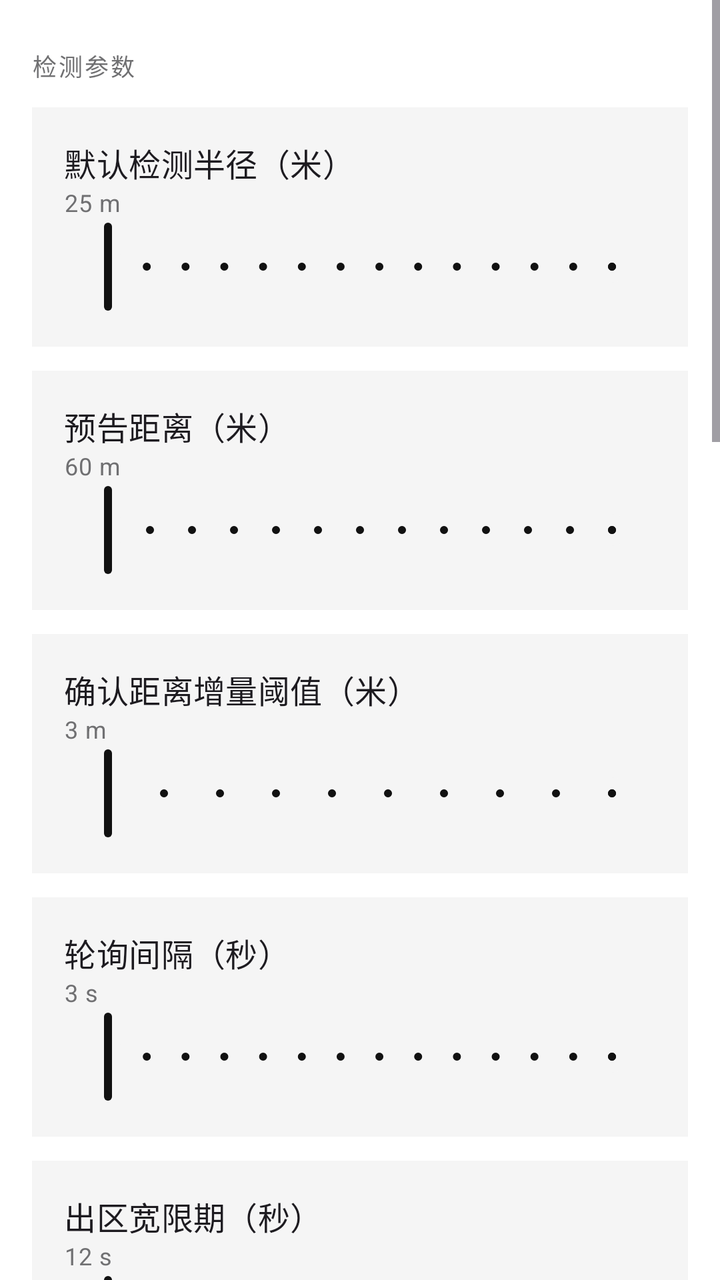
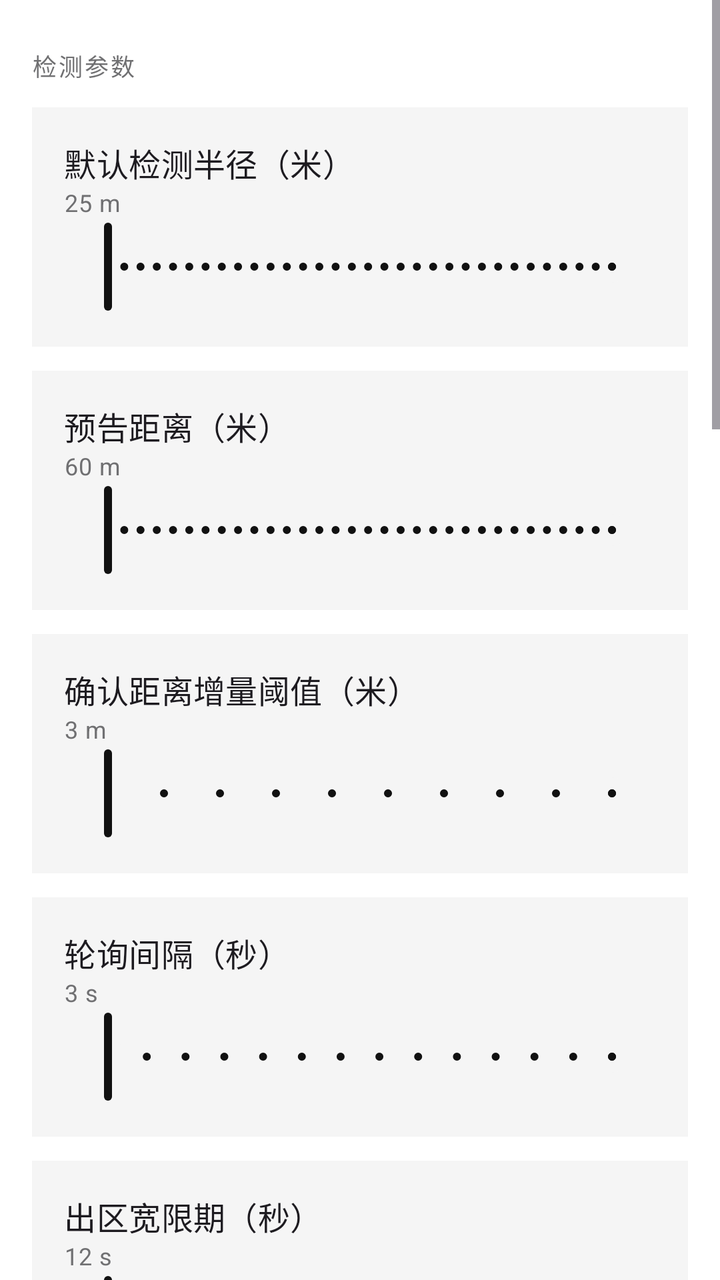

An Android layout rendered at two revisions. The XML below is the earlier revision; the diff shows what the commit changed to produce the second picture.
<!-- AndroidManifest.xml: application theme Theme.RunMate -->
<!-- res/layout/fragment_settings.xml -->
<?xml version="1.0" encoding="utf-8"?>
<LinearLayout xmlns:android="http://schemas.android.com/apk/res/android"
    xmlns:app="http://schemas.android.com/apk/res-auto"
    android:layout_width="match_parent"
    android:layout_height="match_parent"
    android:orientation="vertical"
    android:background="?android:colorBackground">


    <ScrollView
        android:layout_width="match_parent"
        android:layout_height="match_parent"
        android:fillViewport="true">

        <LinearLayout
            android:layout_width="match_parent"
            android:layout_height="wrap_content"
            android:orientation="vertical"
            android:padding="16dp">

            <TextView style="@style/TextAppearance.RunMate.Label"
                android:layout_width="match_parent" android:layout_height="wrap_content"
                android:layout_marginTop="8dp" android:text="@string/pref_detect" />

            
            <LinearLayout android:orientation="vertical"
                android:layout_width="match_parent" android:layout_height="wrap_content"
                android:background="?attr/colorSurfaceVariant" android:layout_marginTop="12dp"
                android:padding="16dp">
                <TextView android:layout_width="match_parent" android:layout_height="wrap_content"
                    android:textAppearance="?attr/textAppearanceTitleMedium"
                    android:text="@string/pref_default_radius" />
                <TextView android:id="@+id/tvRadius" android:layout_width="match_parent"
                    android:layout_height="wrap_content" android:textAppearance="?attr/textAppearanceBodySmall"
                    android:textColor="?attr/colorOnSurfaceVariant" android:text="25 m" />
                <com.google.android.material.slider.Slider
                    android:id="@+id/sliderRadius" android:layout_width="match_parent"
                    android:layout_height="wrap_content" android:valueFrom="15" android:valueTo="80"
                    android:stepSize="5" />
            </LinearLayout>

            
            <LinearLayout android:orientation="vertical"
                android:layout_width="match_parent" android:layout_height="wrap_content"
                android:background="?attr/colorSurfaceVariant" android:layout_marginTop="12dp"
                android:padding="16dp">
                <TextView android:layout_width="match_parent" android:layout_height="wrap_content"
                    android:textAppearance="?attr/textAppearanceTitleMedium"
                    android:text="@string/pref_approach" />
                <TextView android:id="@+id/tvApproach" android:layout_width="match_parent"
                    android:layout_height="wrap_content" android:textAppearance="?attr/textAppearanceBodySmall"
                    android:textColor="?attr/colorOnSurfaceVariant" android:text="60 m" />
                <com.google.android.material.slider.Slider
                    android:id="@+id/sliderApproach" android:layout_width="match_parent"
                    android:layout_height="wrap_content" android:valueFrom="30" android:valueTo="150"
                    android:stepSize="10" />
            </LinearLayout>

            
            <LinearLayout android:orientation="vertical"
                android:layout_width="match_parent" android:layout_height="wrap_content"
                android:background="?attr/colorSurfaceVariant" android:layout_marginTop="12dp"
                android:padding="16dp">
                <TextView android:layout_width="match_parent" android:layout_height="wrap_content"
                    android:textAppearance="?attr/textAppearanceTitleMedium"
                    android:text="@string/pref_confirm_delta" />
                <TextView android:id="@+id/tvDelta" android:layout_width="match_parent"
                    android:layout_height="wrap_content" android:textAppearance="?attr/textAppearanceBodySmall"
                    android:textColor="?attr/colorOnSurfaceVariant" android:text="3 m" />
                <com.google.android.material.slider.Slider
                    android:id="@+id/sliderDelta" android:layout_width="match_parent"
                    android:layout_height="wrap_content" android:valueFrom="1" android:valueTo="10"
                    android:stepSize="1" />
            </LinearLayout>

            
            <LinearLayout android:orientation="vertical"
                android:layout_width="match_parent" android:layout_height="wrap_content"
                android:background="?attr/colorSurfaceVariant" android:layout_marginTop="12dp"
                android:padding="16dp">
                <TextView android:layout_width="match_parent" android:layout_height="wrap_content"
                    android:textAppearance="?attr/textAppearanceTitleMedium"
                    android:text="@string/pref_poll_interval" />
                <TextView android:id="@+id/tvPoll" android:layout_width="match_parent"
                    android:layout_height="wrap_content" android:textAppearance="?attr/textAppearanceBodySmall"
                    android:textColor="?attr/colorOnSurfaceVariant" android:text="3 s" />
                <com.google.android.material.slider.Slider
                    android:id="@+id/sliderPoll" android:layout_width="match_parent"
                    android:layout_height="wrap_content" android:valueFrom="2" android:valueTo="15"
                    android:stepSize="1" />
            </LinearLayout>

            
            <LinearLayout android:orientation="vertical"
                android:layout_width="match_parent" android:layout_height="wrap_content"
                android:background="?attr/colorSurfaceVariant" android:layout_marginTop="12dp"
                android:padding="16dp">
                <TextView android:layout_width="match_parent" android:layout_height="wrap_content"
                    android:textAppearance="?attr/textAppearanceTitleMedium"
                    android:text="@string/pref_grace" />
                <TextView android:id="@+id/tvGrace" android:layout_width="match_parent"
                    android:layout_height="wrap_content" android:textAppearance="?attr/textAppearanceBodySmall"
                    android:textColor="?attr/colorOnSurfaceVariant" android:text="12 s" />
                <com.google.android.material.slider.Slider
                    android:id="@+id/sliderGrace" android:layout_width="match_parent"
                    android:layout_height="wrap_content" android:valueFrom="5" android:valueTo="40"
                    android:stepSize="5" />
            </LinearLayout>

            <TextView style="@style/TextAppearance.RunMate.Label"
                android:layout_width="match_parent" android:layout_height="wrap_content"
                android:layout_marginTop="24dp" android:text="@string/pref_alert" />

            <LinearLayout android:orientation="horizontal" android:gravity="center_vertical"
                android:layout_width="match_parent" android:layout_height="wrap_content"
                android:background="?attr/colorSurfaceVariant" android:layout_marginTop="12dp"
                android:paddingHorizontal="16dp" android:paddingVertical="8dp">
                <LinearLayout android:orientation="vertical" android:layout_width="0dp"
                    android:layout_weight="1" android:layout_height="wrap_content">
                    <TextView android:layout_width="match_parent" android:layout_height="wrap_content"
                        android:textAppearance="?attr/textAppearanceTitleMedium" android:text="@string/pref_tts" />
                    <TextView android:layout_width="match_parent" android:layout_height="wrap_content"
                        android:textAppearance="?attr/textAppearanceBodySmall"
                        android:textColor="?attr/colorOnSurfaceVariant" android:text="经耳机/扬声器播报状态" />
                </LinearLayout>
                <com.google.android.material.materialswitch.MaterialSwitch
                    android:id="@+id/swTts" android:layout_width="wrap_content" android:layout_height="wrap_content" />
            </LinearLayout>

            <LinearLayout android:orientation="horizontal" android:gravity="center_vertical"
                android:layout_width="match_parent" android:layout_height="wrap_content"
                android:background="?attr/colorSurfaceVariant" android:layout_marginTop="8dp"
                android:paddingHorizontal="16dp" android:paddingVertical="8dp">
                <LinearLayout android:orientation="vertical" android:layout_width="0dp"
                    android:layout_weight="1" android:layout_height="wrap_content">
                    <TextView android:layout_width="match_parent" android:layout_height="wrap_content"
                        android:textAppearance="?attr/textAppearanceTitleMedium" android:text="@string/pref_chime" />
                    <TextView android:layout_width="match_parent" android:layout_height="wrap_content"
                        android:textAppearance="?attr/textAppearanceBodySmall"
                        android:textColor="?attr/colorOnSurfaceVariant" android:text="短促提示音" />
                </LinearLayout>
                <com.google.android.material.materialswitch.MaterialSwitch
                    android:id="@+id/swChime" android:layout_width="wrap_content" android:layout_height="wrap_content" />
            </LinearLayout>

            <LinearLayout android:orientation="horizontal" android:gravity="center_vertical"
                android:layout_width="match_parent" android:layout_height="wrap_content"
                android:background="?attr/colorSurfaceVariant" android:layout_marginTop="8dp"
                android:paddingHorizontal="16dp" android:paddingVertical="8dp">
                <LinearLayout android:orientation="vertical" android:layout_width="0dp"
                    android:layout_weight="1" android:layout_height="wrap_content">
                    <TextView android:layout_width="match_parent" android:layout_height="wrap_content"
                        android:textAppearance="?attr/textAppearanceTitleMedium" android:text="@string/pref_vibrate" />
                    <TextView android:layout_width="match_parent" android:layout_height="wrap_content"
                        android:textAppearance="?attr/textAppearanceBodySmall"
                        android:textColor="?attr/colorOnSurfaceVariant" android:text="成功轻震·漏卡强震" />
                </LinearLayout>
                <com.google.android.material.materialswitch.MaterialSwitch
                    android:id="@+id/swVibrate" android:layout_width="wrap_content" android:layout_height="wrap_content" />
            </LinearLayout>

            <TextView style="@style/TextAppearance.RunMate.Label"
                android:layout_width="match_parent" android:layout_height="wrap_content"
                android:layout_marginTop="24dp" android:text="@string/pref_api" />

            <LinearLayout android:orientation="horizontal" android:gravity="center_vertical"
                android:layout_width="match_parent" android:layout_height="wrap_content"
                android:background="?attr/colorSurfaceVariant" android:layout_marginTop="12dp"
                android:paddingHorizontal="16dp" android:paddingVertical="8dp">
                <LinearLayout android:orientation="vertical" android:layout_width="0dp"
                    android:layout_weight="1" android:layout_height="wrap_content">
                    <TextView android:layout_width="match_parent" android:layout_height="wrap_content"
                        android:textAppearance="?attr/textAppearanceTitleMedium" android:text="@string/pref_api_enabled" />
                    <TextView android:layout_width="match_parent" android:layout_height="wrap_content"
                        android:textAppearance="?attr/textAppearanceBodySmall"
                        android:textColor="?attr/colorOnSurfaceVariant" android:text="@string/api_enabled_off" />
                </LinearLayout>
                <com.google.android.material.materialswitch.MaterialSwitch
                    android:id="@+id/swApi" android:layout_width="wrap_content" android:layout_height="wrap_content" />
            </LinearLayout>

            <TextView style="@style/TextAppearance.RunMate.Label"
                android:layout_width="match_parent" android:layout_height="wrap_content"
                android:layout_marginTop="24dp" android:text="@string/pref_map" />

            <LinearLayout android:orientation="vertical"
                android:layout_width="match_parent" android:layout_height="wrap_content"
                android:background="?attr/colorSurfaceVariant" android:layout_marginTop="12dp"
                android:padding="16dp">
                <TextView android:layout_width="match_parent" android:layout_height="wrap_content"
                    android:textAppearance="?attr/textAppearanceTitleMedium" android:text="@string/pref_tile" />
                <RadioGroup android:id="@+id/rgTile" android:orientation="horizontal"
                    android:layout_width="match_parent" android:layout_height="wrap_content"
                    android:layout_marginTop="8dp">
                    <com.google.android.material.radiobutton.MaterialRadioButton
                        android:id="@+id/rbTileSat" android:layout_width="wrap_content"
                        android:layout_height="wrap_content" android:text="@string/pref_tile_sat"
                        android:layout_weight="1" />
                    <com.google.android.material.radiobutton.MaterialRadioButton
                        android:id="@+id/rbTileStreet" android:layout_width="wrap_content"
                        android:layout_height="wrap_content" android:text="@string/pref_tile_street"
                        android:layout_weight="1" />
                </RadioGroup>
                <TextView android:layout_width="match_parent" android:layout_height="wrap_content"
                    android:layout_marginTop="12dp" android:textAppearance="?attr/textAppearanceTitleMedium"
                    android:text="@string/pref_coord" />
                <RadioGroup android:id="@+id/rgCoord" android:orientation="horizontal"
                    android:layout_width="match_parent" android:layout_height="wrap_content"
                    android:layout_marginTop="8dp">
                    <com.google.android.material.radiobutton.MaterialRadioButton
                        android:id="@+id/rbCoordWgs" android:layout_width="wrap_content"
                        android:layout_height="wrap_content" android:text="@string/pref_coord_wgs"
                        android:layout_weight="1" />
                    <com.google.android.material.radiobutton.MaterialRadioButton
                        android:id="@+id/rbCoordGcj" android:layout_width="wrap_content"
                        android:layout_height="wrap_content" android:text="@string/pref_coord_gcj"
                        android:layout_weight="1" />
                </RadioGroup>
            </LinearLayout>

            <TextView style="@style/TextAppearance.RunMate.Label"
                android:layout_width="match_parent" android:layout_height="wrap_content"
                android:layout_marginTop="24dp" android:text="@string/pref_update" />

            
            <com.google.android.material.button.MaterialButton
                android:id="@+id/btnUpdCheck" style="?attr/materialButtonOutlinedStyle"
                android:layout_width="match_parent" android:layout_height="wrap_content"
                android:layout_marginTop="12dp" android:text="@string/pref_upd_check_now" />

            
            <LinearLayout android:id="@+id/rowGithub"
                android:orientation="horizontal" android:gravity="center_vertical"
                android:layout_width="match_parent" android:layout_height="wrap_content"
                android:layout_marginTop="8dp"
                android:background="?attr/colorSurfaceVariant"
                android:paddingHorizontal="16dp" android:paddingVertical="12dp">
                <ImageView android:layout_width="22dp" android:layout_height="22dp"
                    android:src="@drawable/ic_github" android:contentDescription="@string/pref_github"
                    app:tint="?attr/colorOnSurface" />
                <LinearLayout android:orientation="vertical"
                    android:layout_width="0dp" android:layout_weight="1"
                    android:layout_height="wrap_content" android:layout_marginStart="12dp">
                    <TextView android:layout_width="match_parent" android:layout_height="wrap_content"
                        android:textAppearance="?attr/textAppearanceTitleMedium"
                        android:text="@string/pref_github" />
                    <TextView android:layout_width="match_parent" android:layout_height="wrap_content"
                        android:textAppearance="?attr/textAppearanceBodySmall"
                        android:textColor="?attr/colorOnSurfaceVariant"
                        android:text="@string/pref_github_sub" />
                </LinearLayout>
            </LinearLayout>

            <TextView style="@style/TextAppearance.RunMate.Label"
                android:layout_width="match_parent" android:layout_height="wrap_content"
                android:layout_marginTop="24dp" android:text="@string/pref_system" />

            <com.google.android.material.button.MaterialButton
                style="?attr/materialButtonOutlinedStyle" android:id="@+id/btnBattery"
                android:layout_width="match_parent" android:layout_height="wrap_content"
                android:layout_marginTop="12dp" android:text="@string/pref_battery" />

            
            <com.google.android.material.button.MaterialButton
                style="?attr/materialButtonOutlinedStyle" android:id="@+id/btnNotifSetting"
                android:layout_width="match_parent" android:layout_height="wrap_content"
                android:layout_marginTop="8dp" android:text="@string/pref_notif_setting" />

            <com.google.android.material.button.MaterialButton
                style="?attr/materialButtonOutlinedStyle" android:id="@+id/btnExport"
                android:layout_width="match_parent" android:layout_height="wrap_content"
                android:layout_marginTop="8dp" android:text="@string/pref_export" />
            <com.google.android.material.button.MaterialButton
                style="?attr/materialButtonOutlinedStyle" android:id="@+id/btnCrashLog"
                android:layout_width="match_parent" android:layout_height="wrap_content"
                android:layout_marginTop="8dp" android:text="@string/pref_crash_log" />

            <TextView android:id="@+id/tvAbout" android:layout_width="match_parent"
                android:layout_height="wrap_content" android:layout_marginTop="24dp"
                android:textAppearance="?attr/textAppearanceBodySmall"
                android:textColor="?attr/colorOnSurfaceVariant" />
        </LinearLayout>
    </ScrollView>
</LinearLayout>
<!-- resources referenced by this layout -->
<resources>
  <string name="api_enabled_off">关闭：出区即提示（无法判定漏卡）</string>
  <string name="pref_alert">提醒方式</string>
  <string name="pref_api">API 判定</string>
  <string name="pref_api_enabled">启用 API 判定</string>
  <string name="pref_approach">预告距离（米）</string>
  <string name="pref_battery">后台保底：电池优化白名单</string>
  <string name="pref_chime">提示音</string>
  <string name="pref_confirm_delta">确认距离增量阈值（米）</string>
  <string name="pref_coord">坐标显示制式</string>
  <string name="pref_coord_gcj">GCJ-02（高德）</string>
  <string name="pref_coord_wgs">WGS-84（GPS 原始）</string>
  <string name="pref_crash_log">查看崩溃日志（反馈问题用）</string>
  <string name="pref_default_radius">默认检测半径（米）</string>
  <string name="pref_detect">检测参数</string>
  <string name="pref_export">导出打卡点 JSON 到剪贴板</string>
  <string name="pref_github">GitHub 开源仓库</string>
  <string name="pref_github_sub">43aquarius/DUT-RunMate · 源码 / Issue 反馈 / 版本发布</string>
  <string name="pref_grace">出区宽限期（秒）</string>
  <string name="pref_map">地图与坐标</string>
  <string name="pref_notif_setting">打开系统通知设置（锁屏显示修复）</string>
  <string name="pref_poll_interval">轮询间隔（秒）</string>
  <string name="pref_system">系统</string>
  <string name="pref_tile">瓦片源</string>
  <string name="pref_tile_sat">卫星（高德）</string>
  <string name="pref_tile_street">街道（高德）</string>
  <string name="pref_tts">语音播报（耳机）</string>
  <string name="pref_upd_check_now">检查更新</string>
  <string name="pref_update">更新</string>
  <string name="pref_vibrate">震动</string>
  <style name="TextAppearance.RunMate.Label" parent="TextAppearance.Material3.LabelMedium">
          <item name="android:textColor">?attr/colorOnSurfaceVariant</item>
          <item name="android:letterSpacing">0.08</item>
      </style>
  <color name="md_primary">#FF111111</color>
  <color name="md_on_primary">#FFFFFFFF</color>
  <color name="md_primary_container">#FFE5E5E5</color>
  <color name="md_on_primary_container">#FF111111</color>
  <color name="md_secondary">#FF39393B</color>
  <color name="md_on_secondary">#FFFFFFFF</color>
  <color name="md_secondary_container">#FFF5F5F5</color>
  <color name="md_on_secondary_container">#FF39393B</color>
  <color name="md_tertiary">#FF1151FF</color>
  <color name="md_on_tertiary">#FFFFFFFF</color>
  <color name="md_tertiary_container">#FFD6E2FF</color>
  <color name="md_on_tertiary_container">#FF00308F</color>
  <color name="md_error">#FFD30005</color>
  <color name="md_on_error">#FFFFFFFF</color>
  <color name="md_error_container">#FFFFDAD4</color>
  <color name="md_on_error_container">#FF780700</color>
  <color name="md_background">#FFFFFFFF</color>
  <color name="md_on_background">#FF111111</color>
  <color name="md_surface">#FFFFFFFF</color>
  <color name="md_on_surface">#FF111111</color>
  <color name="md_surface_variant">#FFF5F5F5</color>
  <color name="md_on_surface_variant">#FF707072</color>
  <color name="md_outline">#FFCACACB</color>
  <color name="md_outline_variant">#FFE5E5E5</color>
  <!-- unchanged entries left out for length: 2 -->
</resources>

<!-- the commit's change to res/layout/fragment_settings.xml (unified diff, before → after) -->
@@ -33,10 +33,11 @@
                 <TextView android:id="@+id/tvRadius" android:layout_width="match_parent"
                     android:layout_height="wrap_content" android:textAppearance="?attr/textAppearanceBodySmall"
                     android:textColor="?attr/colorOnSurfaceVariant" android:text="25 m" />
+                
                 <com.google.android.material.slider.Slider
                     android:id="@+id/sliderRadius" android:layout_width="match_parent"
                     android:layout_height="wrap_content" android:valueFrom="15" android:valueTo="80"
-                    android:stepSize="5" />
+                    android:stepSize="1" />
             </LinearLayout>
 
             
@@ -50,10 +51,11 @@
                 <TextView android:id="@+id/tvApproach" android:layout_width="match_parent"
                     android:layout_height="wrap_content" android:textAppearance="?attr/textAppearanceBodySmall"
                     android:textColor="?attr/colorOnSurfaceVariant" android:text="60 m" />
+                
                 <com.google.android.material.slider.Slider
                     android:id="@+id/sliderApproach" android:layout_width="match_parent"
                     android:layout_height="wrap_content" android:valueFrom="30" android:valueTo="150"
-                    android:stepSize="10" />
+                    android:stepSize="1" />
             </LinearLayout>
 
             
@@ -158,6 +160,13 @@
                 <com.google.android.material.materialswitch.MaterialSwitch
                     android:id="@+id/swVibrate" android:layout_width="wrap_content" android:layout_height="wrap_content" />
             </LinearLayout>
+
+            
+            <com.google.android.material.button.MaterialButton
+                style="?attr/materialButtonOutlinedStyle"
+                android:id="@+id/btnTestAlert"
+                android:layout_width="match_parent" android:layout_height="wrap_content"
+                android:layout_marginTop="8dp" android:text="@string/pref_test_alert" />
 
             <TextView style="@style/TextAppearance.RunMate.Label"
                 android:layout_width="match_parent" android:layout_height="wrap_content"
<!-- resource entries referenced after the edit -->
@@ -22,6 +22,7 @@
   <string name="pref_notif_setting">打开系统通知设置（锁屏显示修复）</string>
   <string name="pref_poll_interval">轮询间隔（秒）</string>
   <string name="pref_system">系统</string>
+  <string name="pref_test_alert">测试提醒（语音+提示音+震动）</string>
   <string name="pref_tile">瓦片源</string>
   <string name="pref_tile_sat">卫星（高德）</string>
   <string name="pref_tile_street">街道（高德）</string>
